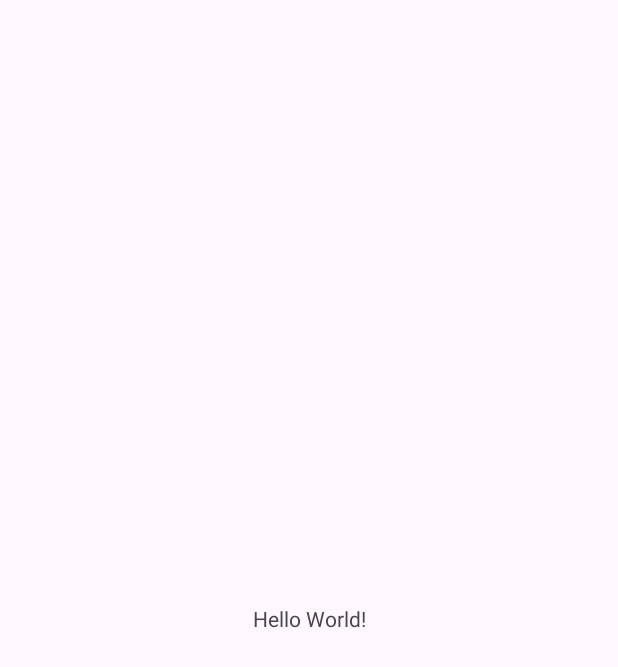
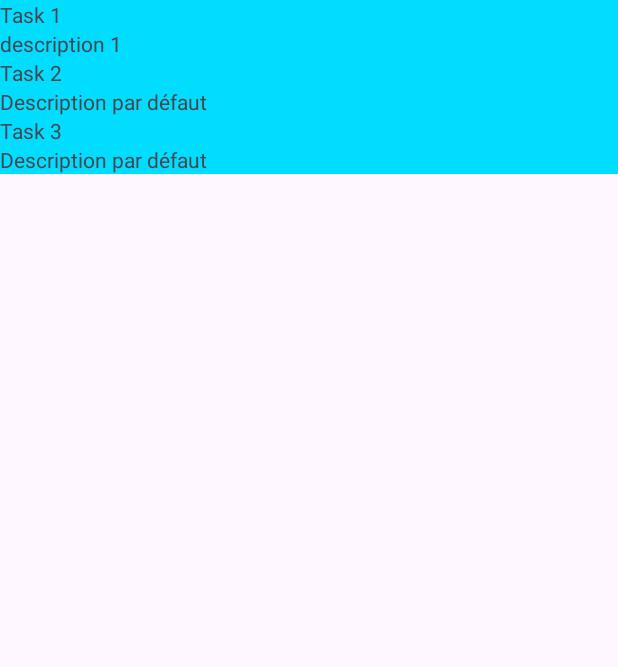
Before and after one commit to Iris-Marjollet/ToDoSarahIris, an Android app: the screen it shows after launch (MainActivity), on a phone screen of 412 x 824 dp. Before the commit the part shown is almost empty. Shown: the top 667 px of the screen. Run offline under Robolectric (Android 15) with nearby library versions, the phone set to English and light mode, and no system bars.

Commit message:
TP1 until step 13

```diff
--- a/app/build.gradle.kts
+++ b/app/build.gradle.kts
@@ -5,7 +5,7 @@ plugins {
 
 android {
     namespace = "com.sarahiris.todo"
-    compileSdk = 33
+    compileSdk = 34
 
     defaultConfig {
         applicationId = "com.sarahiris.todo"
@@ -44,4 +44,7 @@ dependencies {
     testImplementation("junit:junit:4.13.2")
     androidTestImplementation("androidx.test.ext:junit:1.1.5")
     androidTestImplementation("androidx.test.espresso:espresso-core:3.5.1")
+    implementation("androidx.recyclerview:recyclerview:1.3.2")
+    implementation("androidx.fragment:fragment-ktx:1.6.2")
+    implementation("androidx.activity:activity-ktx:1.8.1")
 }
--- /dev/null
+++ b/app/src/main/java/com/sarahiris/todo/list/Task.kt
@@ -0,0 +1,3 @@
+package com.sarahiris.todo.list
+
+data class Task(val id: String, val title: String, val description: String = "Description par défaut")
--- /dev/null
+++ b/app/src/main/java/com/sarahiris/todo/list/TaskListAdapter.kt
@@ -0,0 +1,37 @@
+package com.sarahiris.todo.list
+
+import android.view.LayoutInflater
+import android.view.View
+import android.view.ViewGroup
+import android.widget.TextView
+import androidx.recyclerview.widget.RecyclerView
+import com.sarahiris.todo.R
+
+class TaskListAdapter : RecyclerView.Adapter<TaskListAdapter.TaskViewHolder>() {
+
+    var currentList: List<Task> = emptyList()
+
+    inner class TaskViewHolder(itemView: View) : RecyclerView.ViewHolder(itemView) {
+
+        private val taskTextView: TextView = itemView.findViewById(R.id.task_title)
+        private val taskDescriptionTextView: TextView = itemView.findViewById(R.id.task_description)
+
+        fun bind(taskTitle: String, taskDescription: String ) {
+            taskTextView.text = taskTitle
+            taskDescriptionTextView.text = taskDescription
+        }
+    }
+
+    override fun getItemCount(): Int {
+        return currentList.size
+    }
+
+    override fun onCreateViewHolder(parent: ViewGroup, viewType: Int): TaskViewHolder {
+        val itemView = LayoutInflater.from(parent.context).inflate(R.layout.item_task, parent, false)
+        return TaskViewHolder(itemView)
+    }
+
+    override fun onBindViewHolder(holder: TaskViewHolder, position: Int) {
+        holder.bind(currentList[position].title, currentList[position].description )
+    }
+}
--- /dev/null
+++ b/app/src/main/java/com/sarahiris/todo/list/TaskListFragment.kt
@@ -0,0 +1,37 @@
+package com.sarahiris.todo.list
+
+import android.os.Bundle
+import android.view.LayoutInflater
+import android.view.View
+import android.view.ViewGroup
+import androidx.fragment.app.Fragment
+import androidx.recyclerview.widget.RecyclerView
+import com.sarahiris.todo.R
+
+class TaskListFragment : Fragment() {
+
+    private var taskList = listOf(
+        Task(id = "id_1", title = "Task 1", description = "description 1"),
+        Task(id = "id_2", title = "Task 2"),
+        Task(id = "id_3", title = "Task 3")
+    )
+    private val adapter = TaskListAdapter()
+
+    override fun onCreateView(
+        inflater: LayoutInflater,
+        container: ViewGroup?,
+        savedInstanceState: Bundle?
+    ): View? {
+        val rootView = inflater.inflate(R.layout.fragment_task_list, container, false)
+        adapter.currentList = taskList
+        return rootView
+    }
+
+    override fun onViewCreated(view: View, savedInstanceState: Bundle?) {
+        val recyclerView = view.findViewById<RecyclerView>(R.id.recycler)
+        recyclerView.adapter = adapter
+    }
+
+
+
+}
--- a/app/src/main/res/layout/activity_main.xml
+++ b/app/src/main/res/layout/activity_main.xml
@@ -6,13 +6,10 @@
     android:layout_height="match_parent"
     tools:context=".MainActivity">
 
-    <TextView
-        android:layout_width="wrap_content"
-        android:layout_height="wrap_content"
-        android:text="Hello World!"
-        app:layout_constraintBottom_toBottomOf="parent"
-        app:layout_constraintEnd_toEndOf="parent"
-        app:layout_constraintStart_toStartOf="parent"
-        app:layout_constraintTop_toTopOf="parent" />
+    <androidx.fragment.app.FragmentContainerView
+        android:name="com.sarahiris.todo.list.TaskListFragment"
+        android:id="@+id/fragment_tasklist"
+        android:layout_width="match_parent"
+        android:layout_height="match_parent" />
 
 </androidx.constraintlayout.widget.ConstraintLayout>
--- /dev/null
+++ b/app/src/main/res/layout/fragment_task_list.xml
@@ -0,0 +1,16 @@
+<?xml version="1.0" encoding="utf-8"?>
+<androidx.constraintlayout.widget.ConstraintLayout xmlns:android="http://schemas.android.com/apk/res/android"
+    android:layout_width="match_parent"
+    android:layout_height="match_parent"
+    xmlns:app="http://schemas.android.com/apk/res-auto">
+
+    <androidx.recyclerview.widget.RecyclerView
+        android:layout_width="match_parent"
+        android:layout_height="match_parent"
+        app:layoutManager="androidx.recyclerview.widget.LinearLayoutManager"
+        android:id="@+id/recycler"
+        />
+
+
+
+</androidx.constraintlayout.widget.ConstraintLayout>
--- /dev/null
+++ b/app/src/main/res/layout/item_task.xml
@@ -0,0 +1,19 @@
+<?xml version="1.0" encoding="utf-8"?>
+<LinearLayout
+    xmlns:android="http://schemas.android.com/apk/res/android"
+    android:orientation="vertical"
+    android:layout_width="match_parent"
+    android:layout_height="wrap_content">
+
+    <TextView
+        android:id="@+id/task_title"
+        android:background="@android:color/holo_blue_bright"
+        android:layout_width="match_parent"
+        android:layout_height="wrap_content" />
+
+    <TextView
+        android:id="@+id/task_description"
+        android:background="@android:color/holo_blue_bright"
+        android:layout_width="match_parent"
+        android:layout_height="wrap_content" />
+</LinearLayout>
```
